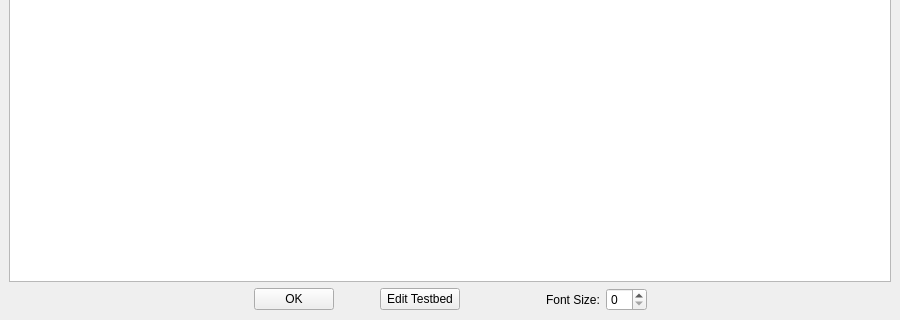
Qt form Dev/Lib/Windows/TestbedLog.ui (rmlockwood/FLExTrans) before a commit; both pictures show x 0 to 900 and y 226 to 546 of the 900 by 546 pixel window.
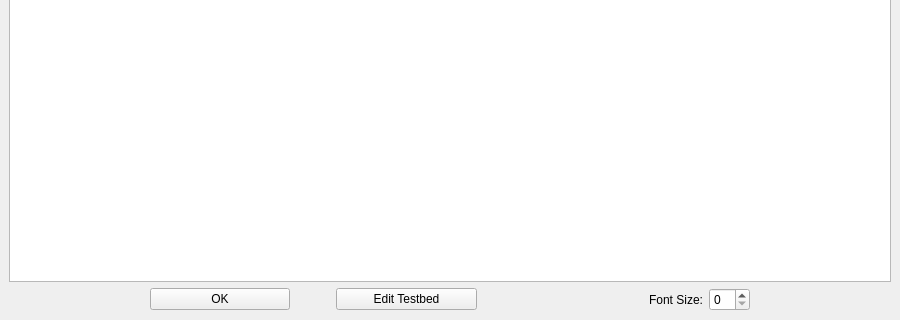
The same form after that commit.

Diff of the .ui file:
```diff
--- a/Dev/Lib/Windows/TestbedLog.ui
+++ b/Dev/Lib/Windows/TestbedLog.ui
@@ -44,6 +44,12 @@
       </item>
       <item>
        <widget class="QPushButton" name="OKButton">
+        <property name="sizePolicy">
+         <sizepolicy hsizetype="Expanding" vsizetype="Fixed">
+          <horstretch>0</horstretch>
+          <verstretch>0</verstretch>
+         </sizepolicy>
+        </property>
         <property name="text">
          <string>OK</string>
         </property>
@@ -70,6 +76,12 @@
         <property name="enabled">
          <bool>true</bool>
         </property>
+        <property name="sizePolicy">
+         <sizepolicy hsizetype="Expanding" vsizetype="Fixed">
+          <horstretch>0</horstretch>
+          <verstretch>0</verstretch>
+         </sizepolicy>
+        </property>
         <property name="text">
          <string>Edit Testbed</string>
         </property>
@@ -93,9 +105,18 @@
       </item>
       <item>
        <widget class="QLabel" name="ZoomLabel">
+        <property name="sizePolicy">
+         <sizepolicy hsizetype="Expanding" vsizetype="Preferred">
+          <horstretch>0</horstretch>
+          <verstretch>0</verstretch>
+         </sizepolicy>
+        </property>
         <property name="text">
          <string>Font Size:</string>
         </property>
+        <property name="alignment">
+         <set>Qt::AlignRight|Qt::AlignTrailing|Qt::AlignVCenter</set>
+        </property>
        </widget>
       </item>
       <item>
```
Left out of the diff: 2 changed lines with no effect on the pictures.
